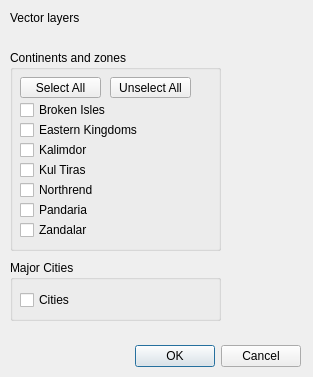
Qt form wow_gis_dialog_base_vector.ui (Mativane/wow_gis) before a commit.
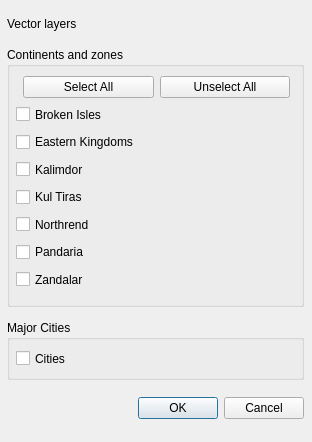
The same form after that commit.

Commit message: Adding layouts in UI; removing experimental flag

Patch:
```diff
--- a/wow_gis_dialog_base_vector.ui
+++ b/wow_gis_dialog_base_vector.ui
@@ -6,202 +6,292 @@
    <rect>
     <x>0</x>
     <y>0</y>
-    <width>313</width>
-    <height>377</height>
+    <width>312</width>
+    <height>442</height>
    </rect>
   </property>
   <property name="windowTitle">
    <string>WoW GIS</string>
   </property>
-  <widget class="QDialogButtonBox" name="button_box">
+  <widget class="QWidget" name="verticalLayoutWidget">
    <property name="geometry">
     <rect>
-     <x>-40</x>
-     <y>340</y>
-     <width>341</width>
-     <height>32</height>
+     <x>0</x>
+     <y>0</y>
+     <width>311</width>
+     <height>441</height>
     </rect>
    </property>
-   <property name="orientation">
-    <enum>Qt::Horizontal</enum>
-   </property>
-   <property name="standardButtons">
-    <set>QDialogButtonBox::Cancel|QDialogButtonBox::Ok</set>
-   </property>
-  </widget>
+   <layout class="QVBoxLayout" name="verticalLayout">
+    <property name="leftMargin">
+     <number>7</number>
+    </property>
+    <property name="topMargin">
+     <number>7</number>
+    </property>
+    <property name="rightMargin">
+     <number>7</number>
+    </property>
+    <property name="bottomMargin">
+     <number>7</number>
+    </property>
+    <item>
   <widget class="QLabel" name="label">
-   <property name="geometry">
-    <rect>
-     <x>10</x>
-     <y>10</y>
-     <width>171</width>
-     <height>16</height>
-    </rect>
+      <property name="sizePolicy">
+       <sizepolicy hsizetype="Preferred" vsizetype="Fixed">
+        <horstretch>0</horstretch>
+        <verstretch>0</verstretch>
+       </sizepolicy>
+      </property>
+      <property name="minimumSize">
+       <size>
+        <width>0</width>
+        <height>20</height>
+       </size>
    </property>
    <property name="text">
     <string>Vector layers</string>
    </property>
   </widget>
+    </item>
+    <item>
   <widget class="QGroupBox" name="groupBox">
-   <property name="geometry">
-    <rect>
-     <x>10</x>
-     <y>50</y>
-     <width>211</width>
-     <height>201</height>
-    </rect>
+      <property name="sizePolicy">
+       <sizepolicy hsizetype="Preferred" vsizetype="Fixed">
+        <horstretch>0</horstretch>
+        <verstretch>0</verstretch>
+       </sizepolicy>
+      </property>
+      <property name="minimumSize">
+       <size>
+        <width>0</width>
+        <height>260</height>
+       </size>
    </property>
    <property name="title">
     <string>Continents and zones</string>
    </property>
+      <widget class="QWidget" name="verticalLayoutWidget_3">
+       <property name="geometry">
+        <rect>
+         <x>9</x>
+         <y>29</y>
+         <width>281</width>
+         <height>221</height>
+        </rect>
+       </property>
+       <layout class="QVBoxLayout" name="verticalLayout_3">
+        <property name="spacing">
+         <number>6</number>
+        </property>
+        <property name="bottomMargin">
+         <number>7</number>
+        </property>
+        <item>
+         <layout class="QHBoxLayout" name="horizontalLayout">
+          <property name="leftMargin">
+           <number>7</number>
+          </property>
+          <property name="rightMargin">
+           <number>7</number>
+          </property>
+          <item>
+           <widget class="QPushButton" name="select_all">
+            <property name="sizePolicy">
+             <sizepolicy hsizetype="Preferred" vsizetype="Preferred">
+              <horstretch>0</horstretch>
+              <verstretch>0</verstretch>
+             </sizepolicy>
+            </property>
+            <property name="text">
+             <string>Select All</string>
+            </property>
+           </widget>
+          </item>
+          <item>
+           <widget class="QPushButton" name="unselect_all">
+            <property name="sizePolicy">
+             <sizepolicy hsizetype="Preferred" vsizetype="Preferred">
+              <horstretch>0</horstretch>
+              <verstretch>0</verstretch>
+             </sizepolicy>
+            </property>
+            <property name="text">
+             <string>Unselect All</string>
+            </property>
+           </widget>
+          </item>
+         </layout>
+        </item>
+        <item>
    <widget class="QCheckBox" name="v_broken_isles">
-    <property name="geometry">
-     <rect>
-      <x>10</x>
-      <y>50</y>
-      <width>171</width>
-      <height>20</height>
-     </rect>
+          <property name="sizePolicy">
+           <sizepolicy hsizetype="Preferred" vsizetype="Preferred">
+            <horstretch>0</horstretch>
+            <verstretch>0</verstretch>
+           </sizepolicy>
     </property>
     <property name="text">
      <string>Broken Isles</string>
     </property>
    </widget>
+        </item>
+        <item>
    <widget class="QCheckBox" name="v_eastern_kingdoms">
-    <property name="geometry">
-     <rect>
-      <x>10</x>
-      <y>70</y>
-      <width>181</width>
-      <height>20</height>
-     </rect>
+          <property name="sizePolicy">
+           <sizepolicy hsizetype="Preferred" vsizetype="Preferred">
+            <horstretch>0</horstretch>
+            <verstretch>0</verstretch>
+           </sizepolicy>
     </property>
     <property name="text">
      <string>Eastern Kingdoms</string>
     </property>
    </widget>
+        </item>
+        <item>
    <widget class="QCheckBox" name="v_kalimdor">
-    <property name="geometry">
-     <rect>
-      <x>10</x>
-      <y>90</y>
-      <width>141</width>
-      <height>20</height>
-     </rect>
+          <property name="sizePolicy">
+           <sizepolicy hsizetype="Preferred" vsizetype="Preferred">
+            <horstretch>0</horstretch>
+            <verstretch>0</verstretch>
+           </sizepolicy>
     </property>
     <property name="text">
      <string>Kalimdor</string>
     </property>
    </widget>
+        </item>
+        <item>
    <widget class="QCheckBox" name="v_kul_tiras">
-    <property name="geometry">
-     <rect>
-      <x>10</x>
-      <y>110</y>
-      <width>181</width>
-      <height>20</height>
-     </rect>
+          <property name="sizePolicy">
+           <sizepolicy hsizetype="Preferred" vsizetype="Preferred">
+            <horstretch>0</horstretch>
+            <verstretch>0</verstretch>
+           </sizepolicy>
     </property>
     <property name="text">
      <string>Kul Tiras</string>
     </property>
    </widget>
+        </item>
+        <item>
    <widget class="QCheckBox" name="v_northrend">
-    <property name="geometry">
-     <rect>
-      <x>10</x>
-      <y>130</y>
-      <width>141</width>
-      <height>20</height>
-     </rect>
+          <property name="sizePolicy">
+           <sizepolicy hsizetype="Preferred" vsizetype="Preferred">
+            <horstretch>0</horstretch>
+            <verstretch>0</verstretch>
+           </sizepolicy>
     </property>
     <property name="text">
      <string>Northrend</string>
     </property>
    </widget>
+        </item>
+        <item>
    <widget class="QCheckBox" name="v_pandaria">
-    <property name="geometry">
-     <rect>
-      <x>10</x>
-      <y>150</y>
-      <width>81</width>
-      <height>20</height>
-     </rect>
+          <property name="sizePolicy">
+           <sizepolicy hsizetype="Preferred" vsizetype="Preferred">
+            <horstretch>0</horstretch>
+            <verstretch>0</verstretch>
+           </sizepolicy>
     </property>
     <property name="text">
      <string>Pandaria</string>
     </property>
    </widget>
+        </item>
+        <item>
    <widget class="QCheckBox" name="v_zandalar">
-    <property name="geometry">
-     <rect>
-      <x>10</x>
-      <y>170</y>
-      <width>81</width>
-      <height>20</height>
-     </rect>
+          <property name="sizePolicy">
+           <sizepolicy hsizetype="Preferred" vsizetype="Preferred">
+            <horstretch>0</horstretch>
+            <verstretch>0</verstretch>
+           </sizepolicy>
     </property>
     <property name="text">
      <string>Zandalar</string>
     </property>
    </widget>
-   <widget class="QPushButton" name="select_all">
-    <property name="geometry">
-     <rect>
-      <x>10</x>
-      <y>27</y>
-      <width>81</width>
-      <height>21</height>
-     </rect>
-    </property>
-    <property name="text">
-     <string>Select All</string>
-    </property>
-   </widget>
-   <widget class="QPushButton" name="unselect_all">
-    <property name="geometry">
-     <rect>
-      <x>100</x>
-      <y>27</y>
-      <width>81</width>
-      <height>21</height>
-     </rect>
-    </property>
-    <property name="text">
-     <string>Unselect All</string>
-    </property>
-   </widget>
-  </widget>
+        </item>
+       </layout>
+      </widget>
+     </widget>
+    </item>
+    <item>
   <widget class="QGroupBox" name="groupBox_2">
-   <property name="geometry">
-    <rect>
-     <x>10</x>
-     <y>260</y>
-     <width>211</width>
-     <height>61</height>
-    </rect>
+      <property name="sizePolicy">
+       <sizepolicy hsizetype="Preferred" vsizetype="Fixed">
+        <horstretch>0</horstretch>
+        <verstretch>0</verstretch>
+       </sizepolicy>
+      </property>
+      <property name="minimumSize">
+       <size>
+        <width>0</width>
+        <height>60</height>
+       </size>
    </property>
    <property name="title">
     <string>Major Cities</string>
    </property>
+      <widget class="QWidget" name="verticalLayoutWidget_2">
+       <property name="geometry">
+        <rect>
+         <x>9</x>
+         <y>23</y>
+         <width>281</width>
+         <height>31</height>
+        </rect>
+       </property>
+       <layout class="QVBoxLayout" name="verticalLayout_2">
+        <property name="topMargin">
+         <number>7</number>
+        </property>
+        <property name="bottomMargin">
+         <number>7</number>
+        </property>
+        <item>
    <widget class="QCheckBox" name="Cities">
-    <property name="geometry">
-     <rect>
-      <x>10</x>
-      <y>30</y>
-      <width>121</width>
-      <height>20</height>
-     </rect>
+          <property name="sizePolicy">
+           <sizepolicy hsizetype="Preferred" vsizetype="Preferred">
+            <horstretch>0</horstretch>
+            <verstretch>0</verstretch>
+           </sizepolicy>
     </property>
     <property name="text">
      <string>Cities</string>
     </property>
    </widget>
-  </widget>
-  <zorder>groupBox</zorder>
-  <zorder>button_box</zorder>
-  <zorder>label</zorder>
-  <zorder>groupBox_2</zorder>
+        </item>
+       </layout>
+      </widget>
+     </widget>
+    </item>
+    <item>
+     <widget class="QDialogButtonBox" name="button_box">
+      <property name="sizePolicy">
+       <sizepolicy hsizetype="Preferred" vsizetype="Fixed">
+        <horstretch>0</horstretch>
+        <verstretch>0</verstretch>
+       </sizepolicy>
+      </property>
+      <property name="minimumSize">
+       <size>
+        <width>0</width>
+        <height>30</height>
+       </size>
+      </property>
+      <property name="orientation">
+       <enum>Qt::Horizontal</enum>
+      </property>
+      <property name="standardButtons">
+       <set>QDialogButtonBox::Cancel|QDialogButtonBox::Ok</set>
+      </property>
+     </widget>
+    </item>
+   </layout>
+  </widget>
  </widget>
  <resources/>
  <connections>
```
Lines whose indentation alone changed are shown as unchanged. The commit also changes 2 other files.
